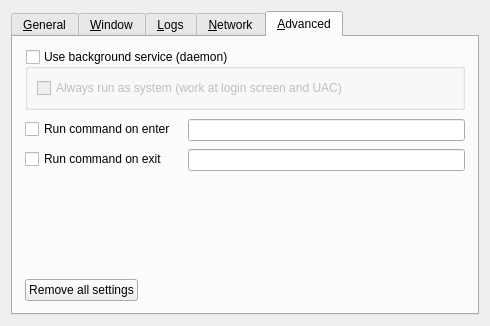
boymep/deskflow, file src/lib/gui/dialogs/SettingsDialog.ui: the form before one commit.
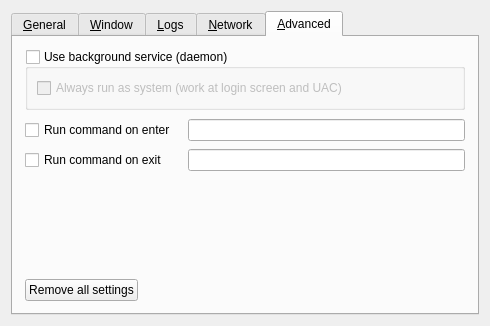
The form after the commit. The open tabs and pages were chosen to show the change. Icons and pictures are not drawn.

Commit message: style(gui): keep settings controls in the field column and align button box

```diff
--- a/src/lib/gui/dialogs/SettingsDialog.ui
+++ b/src/lib/gui/dialogs/SettingsDialog.ui
@@ -871,19 +871,7 @@
         </widget>
        </item>
        <item>
-        <layout class="QFormLayout" name="formCommands">
-         <property name="fieldGrowthPolicy">
-          <enum>QFormLayout::FieldGrowthPolicy::ExpandingFieldsGrow</enum>
-         </property>
-         <property name="rowWrapPolicy">
-          <enum>QFormLayout::RowWrapPolicy::DontWrapRows</enum>
-         </property>
-         <property name="labelAlignment">
-          <set>Qt::AlignmentFlag::AlignLeading|Qt::AlignmentFlag::AlignLeft|Qt::AlignmentFlag::AlignVCenter</set>
-         </property>
-         <property name="formAlignment">
-          <set>Qt::AlignmentFlag::AlignLeading|Qt::AlignmentFlag::AlignLeft|Qt::AlignmentFlag::AlignTop</set>
-         </property>
+        <layout class="QGridLayout" name="gridCommands">
          <property name="horizontalSpacing">
           <number>12</number>
          </property>
```
Left out of the diff: 10 changed lines with no effect on the pictures. The commit also changes 1 other file.
